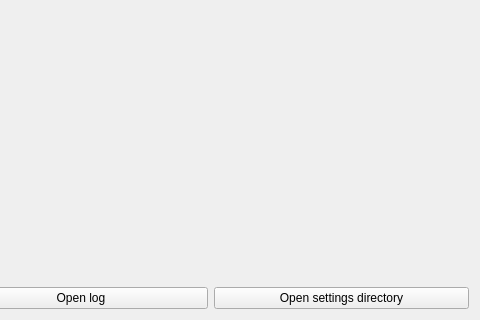
This is src/gui/src/tabs/log-tab.ui in Bionus/imgbrd-grabber as Qt 5 draws it before an edit; both pictures show x 318 to 798 and y 211 to 531 of the 798 by 531 pixel window. The edited form follows.
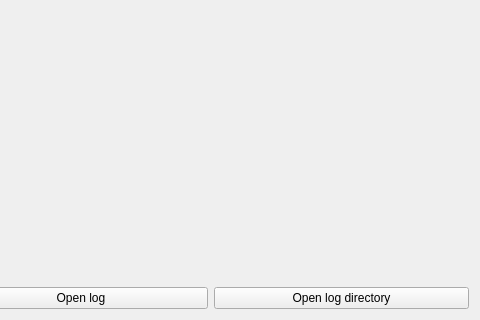
This is the edited form. Icons and pictures are not drawn.

Commit message: feat: replace settings by logs directory in log tab (fix #3205)

Patch:
```diff
--- a/src/gui/src/tabs/log-tab.ui
+++ b/src/gui/src/tabs/log-tab.ui
@@ -82,7 +82,7 @@
      <item>
       <widget class="QPushButton" name="buttonOpenDir">
        <property name="text">
-        <string>Open settings directory</string>
+        <string>Open log directory</string>
        </property>
       </widget>
      </item>
```
Left out of the diff: 6 changed lines with no effect on the pictures. The commit also changes 3 other files.
